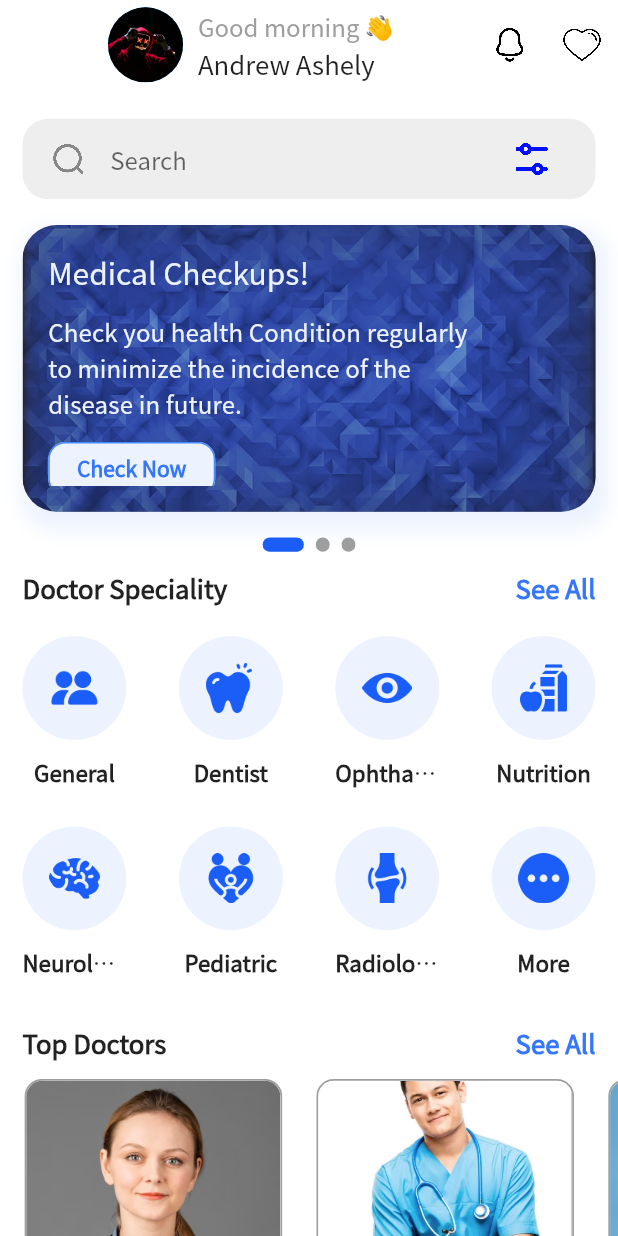
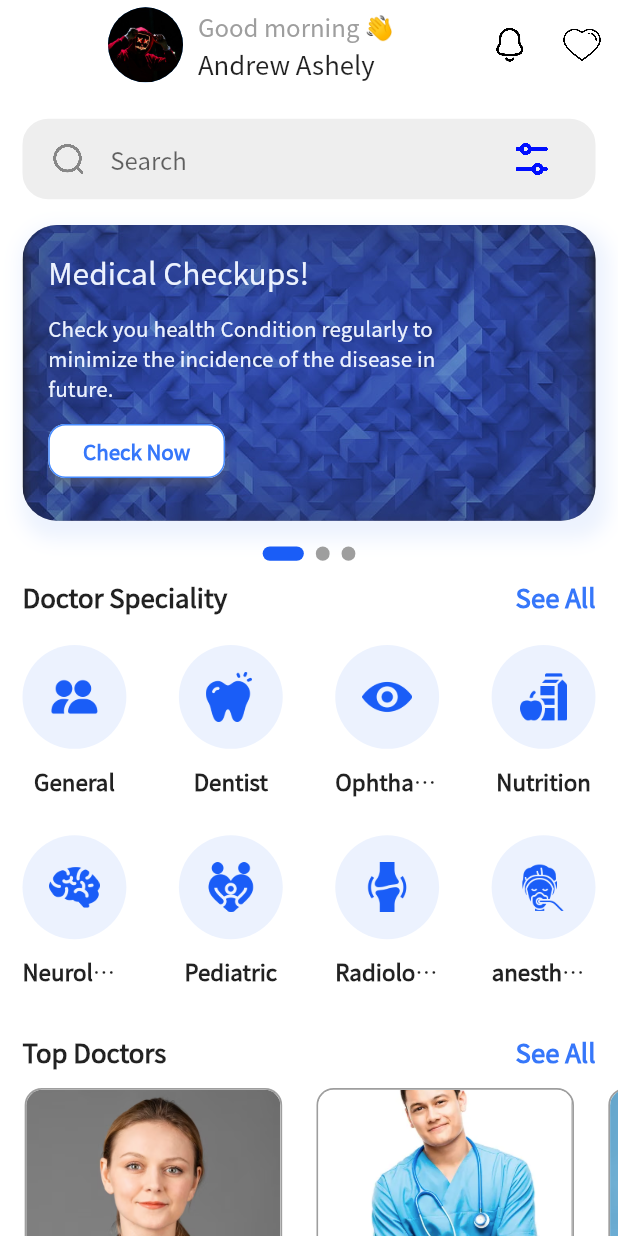
Before and after one commit to YojitSuthar/Medica, a Flutter app: the HomePage screen opened by its route, on a phone screen of 412 x 824 dp. Run offline on Flutter 3.47's test engine with Material 2 defaults, Android fonts, the light colour scheme and no system bars; drawn by our look-alikes of smooth_page_indicator; our stand-ins replace buttons_tabbar, carousel_slider, date_picker_timeline, flutter_screenutil, flutter_spinkit, get and 3 more; missing offline and left inert: flutter_share; accounts and stored records are empty.

Commit message:
last commit

```diff
--- a/medica_app/lib/resources/route_manager.dart
+++ b/medica_app/lib/resources/route_manager.dart
@@ -42,5 +42,6 @@ final List<GetPage<dynamic>> routes = [
       transitionDuration: const Duration(milliseconds: 350)),
   GetPage(name: "/BookAppointment", page: () =>  BookAppointment()),
   GetPage(name: "/PatientDetail", page: () =>  const PatientDetail()),
-  GetPage(name: '/BottomNavigation', page: () => const BottomNavigationScreen())
+  GetPage(name: '/BottomNavigation', page: () => const BottomNavigationScreen()),
+  GetPage(name: '/DoctorSpeciality', page: () => const DoctorSpeciality())
 ];
--- a/medica_app/lib/screens/on_boarding/on_boarding_screen.dart
+++ b/medica_app/lib/screens/on_boarding/on_boarding_screen.dart
@@ -76,7 +76,7 @@ class OnBoardingScreen extends StatelessWidget {
                     Column(
                       mainAxisAlignment: MainAxisAlignment.spaceEvenly,
                       children: [
-                        MyMedicaAssets.images.boardingimg3.image(height: 250.h),
+                        MyMedicaAssets.images.boarding3.image(height: 250.h),
                         Text(
                           "Let's start living healthy and well with us right now !",
                           textAlign: TextAlign.center,
--- a/medica_app/lib/screens/patient_module/home_screen/home_screen.dart
+++ b/medica_app/lib/screens/patient_module/home_screen/home_screen.dart
@@ -8,17 +8,6 @@ class HomePage extends StatelessWidget {
   HomePage({Key? key}) : super(key: key);
 
   final PageController controller = PageController();
-
-  List<Map<String, dynamic>> doctorSpeciality = [
-    {"label": "General", "icon": MyMedicaAssets.icons.people.keyName},
-    {"label": "Dentist", "icon": MyMedicaAssets.icons.tooth.keyName},
-    {"label": "Ophthalmologist", "icon": MyMedicaAssets.icons.eye.keyName},
-    {"label": "Nutrition", "icon": MyMedicaAssets.icons.healthyFood.keyName},
-    {"label": "Neurologist", "icon": MyMedicaAssets.icons.brain.keyName},
-    {"label": "Pediatric", "icon": MyMedicaAssets.icons.family.keyName},
-    {"label": "Radiologist", "icon": MyMedicaAssets.icons.joint.keyName},
-    {"label": "More", "icon": MyMedicaAssets.icons.more.keyName},
-  ];
 
   @override
   Widget build(BuildContext context) {
@@ -116,7 +105,7 @@ class HomePage extends StatelessWidget {
                       ),
                       Container(
                         margin: const EdgeInsets.only(top: 15).w,
-                        height: 160.h,
+                        height: 165.h,
                         padding: EdgeInsets.all(15.w),
                         decoration: BoxDecoration(
                             color: myColorsExtension.greyColor,
@@ -192,7 +181,7 @@ class HomePage extends StatelessWidget {
                       GridView.builder(
                         shrinkWrap: true,
                         physics: const NeverScrollableScrollPhysics(),
-                        itemCount: doctorSpeciality.length,
+                        itemCount:DoctorData.doctorSpeciality.length,
                         gridDelegate:
                         const SliverGridDelegateWithFixedCrossAxisCount(
                           crossAxisCount: 4,
@@ -208,7 +197,7 @@ class HomePage extends StatelessWidget {
                                 radius: 40,
                                 backgroundColor: myColorsExtension.secondary,
                                 child: Image.asset(
-                                  doctorSpeciality[index]["icon"].toString(),
+                                  DoctorData.doctorSpeciality[index]["icon"].toString(),
                                   color: myColorsExtension.primary,
                                   height: 28.h,
                                 ),
@@ -221,7 +210,7 @@ class HomePage extends StatelessWidget {
                                       .copyWith(
                                       fontWeight: FontWeight.w600,
                                       fontSize: 13.sp),
-                                  text: doctorSpeciality[index]["label"].toString(),
+                                  text: DoctorData.doctorSpeciality[index]["label"].toString(),
                                   padding: 5,
                                 ),
                               ),
@@ -387,20 +376,21 @@ class SliderData extends StatelessWidget {
           child: Text(
             "Check you health Condition regularly to minimize the incidence of the disease in future.",
             style: Theme.of(context).textTheme.titleSmall?.copyWith(
-                fontSize: 14.sp, color: myColorsExtension.secondary),
+                fontSize: 12.sp, color: myColorsExtension.secondary),
           ),
         ),
         Padding(
           padding: const EdgeInsets.only(top: 8),
           child: BlueButton(
-            height: 25.h,
-            width: 85.w,
-            backgroundColor: myColorsExtension.secondary,
+            height: 15.h,
+            width:90.w,
+            backgroundColor: myColorsExtension.whiteColor,
             borderRadius: 10,
             onPressed: () {},
             child: Text(
               "Check Now",
               style: Theme.of(context).textTheme.bodyLarge!.copyWith(
+                fontSize: 12.sp,
                   fontWeight: FontWeight.w700,
                   color: myColorsExtension.onPrimary),
             ),
--- a/medica_app/lib/screens/patient_module/user_fill_profile/user_fill_profile.dart
+++ b/medica_app/lib/screens/patient_module/user_fill_profile/user_fill_profile.dart
@@ -57,7 +57,7 @@ class UserFillProfile extends StatelessWidget {
                         backgroundColor: myColorsExtension.secondary,
                         child: Container(
                           padding: const EdgeInsets.all(20),
-                          child: MyMedicaAssets.icons.mailInboxApp.image(),
+                          child: MyMedicaAssets.icons.user.image(),
                         ),
                       ),
                       Positioned(
--- a/medica_app/lib/screens/web_view/web_view_screen.dart
+++ b/medica_app/lib/screens/web_view/web_view_screen.dart
@@ -22,7 +22,6 @@ class _WebViewState extends State<WebView> {
 
   void load() {
     final button = Provider.of<WebViewLoading>(context, listen: false);
-
     controller
       ..setNavigationDelegate(
         NavigationDelegate(
--- a/packages/common/lib/data/doctor_data.dart
+++ b/packages/common/lib/data/doctor_data.dart
@@ -105,4 +105,16 @@ class DoctorData{
       'feedback' : 'omg, this is amazing',
     },
   ];
+
+  static List<Map<String, dynamic>> doctorSpeciality = [
+    {"label": "General", "icon": MyMedicaAssets.icons.people.keyName},
+    {"label": "Dentist", "icon": MyMedicaAssets.icons.tooth.keyName},
+    {"label": "Ophthalmologist", "icon": MyMedicaAssets.icons.eye.keyName},
+    {"label": "Nutrition", "icon": MyMedicaAssets.icons.healthyFood.keyName},
+    {"label": "Neurologist", "icon": MyMedicaAssets.icons.brain.keyName},
+    {"label": "Pediatric", "icon": MyMedicaAssets.icons.family.keyName},
+    {"label": "Radiologist", "icon": MyMedicaAssets.icons.joint.keyName},
+    {"label": "anesthesiology", "icon": MyMedicaAssets.icons.anesthesia.keyName},
+  ];
+
 }
```
Also changed, not shown: medica_app/lib/screens/patient_module/doctor_speciality/doctor_specility.dart (+52 -16 lines), packages/medica_assets/lib/gen/assets.gen.dart (+10 -5 lines), packages/medica_assets/assets/icons/anesthesia.png (added).
